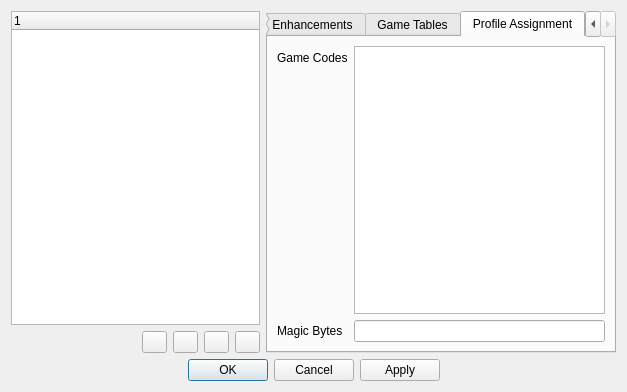
Qt form src/agbplay-gui/ProfileSettingsWindow.ui (ipatix/agbplay) before a commit.
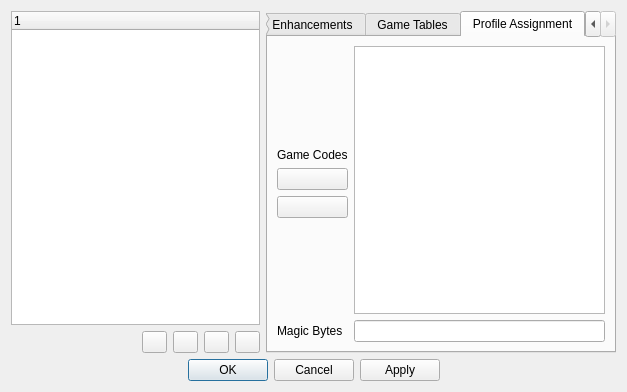
The same form after that commit. The open tabs and pages were chosen to show the change. Icons and pictures are not drawn.

Commit message: gui: Properly initialize Profile Assignments

Patch:
```diff
--- a/src/agbplay-gui/ProfileSettingsWindow.ui
+++ b/src/agbplay-gui/ProfileSettingsWindow.ui
@@ -580,11 +580,32 @@
         <attribute name="title">
          <string>Profile Assignment</string>
         </attribute>
-        <layout class="QFormLayout" name="formLayout_4">
-         <item row="0" column="1">
-          <widget class="QListWidget" name="listWidget"/>
+        <layout class="QGridLayout" name="gridLayout_3">
+         <item row="2" column="0">
+          <widget class="QPushButton" name="pushButtonCodeAdd">
+           <property name="text">
+            <string/>
+           </property>
+           <property name="icon">
+            <iconset resource="resources/resources.qrc">
+             <normaloff>:/icons/playlist-add.ico</normaloff>:/icons/playlist-add.ico</iconset>
+           </property>
+          </widget>
          </item>
          <item row="0" column="0">
+          <spacer name="verticalSpacer">
+           <property name="orientation">
+            <enum>Qt::Orientation::Vertical</enum>
+           </property>
+           <property name="sizeHint" stdset="0">
+            <size>
+             <width>20</width>
+             <height>40</height>
+            </size>
+           </property>
+          </spacer>
+         </item>
+         <item row="1" column="0">
           <widget class="QLabel" name="label_7">
            <property name="toolTip">
             <string>Load this profile if the game matches a game code in the list.</string>
@@ -594,14 +615,25 @@
            </property>
           </widget>
          </item>
-         <item row="1" column="1">
-          <widget class="QLineEdit" name="lineEdit_5">
+         <item row="6" column="1">
+          <widget class="QLineEdit" name="lineEditMagicBytes">
            <property name="toolTip">
             <string/>
            </property>
           </widget>
          </item>
-         <item row="1" column="0">
+         <item row="3" column="0">
+          <widget class="QPushButton" name="pushButtonCodeRemove">
+           <property name="text">
+            <string/>
+           </property>
+           <property name="icon">
+            <iconset resource="resources/resources.qrc">
+             <normaloff>:/icons/playlist-remove.ico</normaloff>:/icons/playlist-remove.ico</iconset>
+           </property>
+          </widget>
+         </item>
+         <item row="6" column="0">
           <widget class="QLabel" name="label_8">
            <property name="toolTip">
             <string>Magic bytes uniquely identify this profile. If agbplay finds theis byte string in the ROM, it will automatically load this profile instead of other profiles.</string>
@@ -611,6 +643,22 @@
            </property>
           </widget>
          </item>
+         <item row="4" column="0">
+          <spacer name="verticalSpacer_2">
+           <property name="orientation">
+            <enum>Qt::Orientation::Vertical</enum>
+           </property>
+           <property name="sizeHint" stdset="0">
+            <size>
+             <width>20</width>
+             <height>40</height>
+            </size>
+           </property>
+          </spacer>
+         </item>
+         <item row="0" column="1" rowspan="5">
+          <widget class="QListWidget" name="listWidgetGameCodes"/>
+         </item>
         </layout>
        </widget>
       </widget>
```
Left out of the diff: 4 changed lines with no effect on the pictures. The commit also changes 2 other files.
